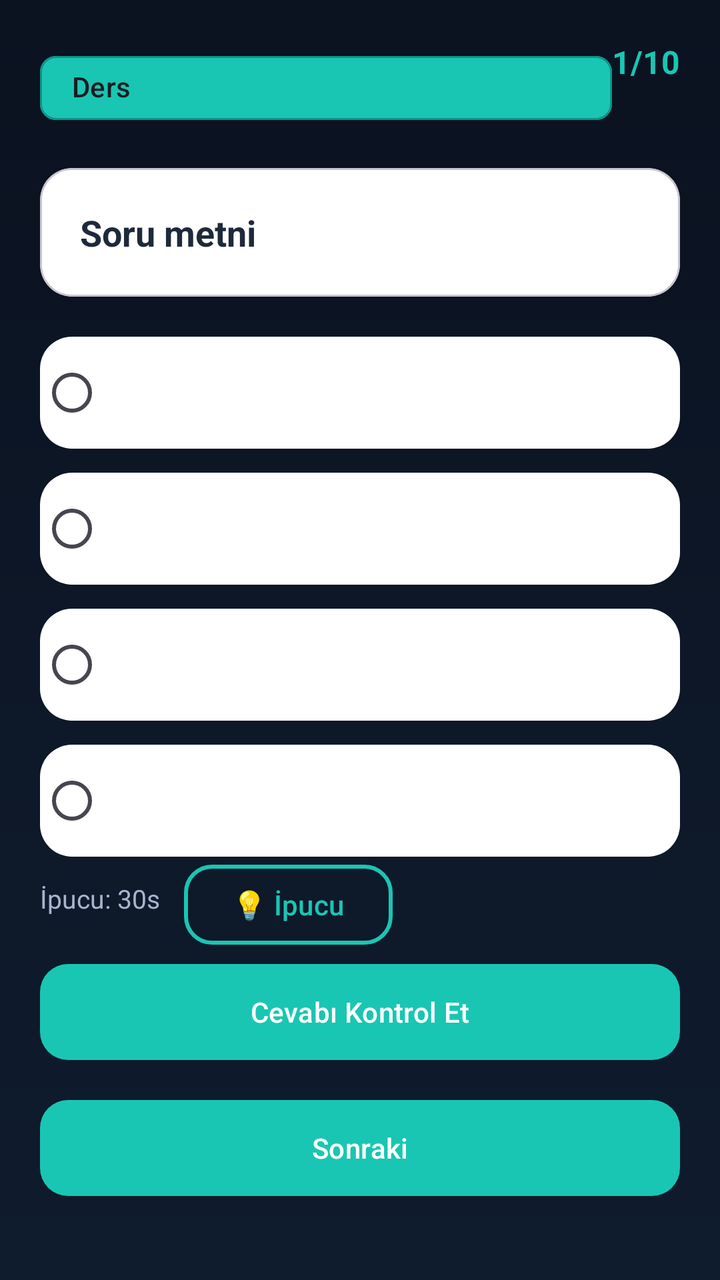
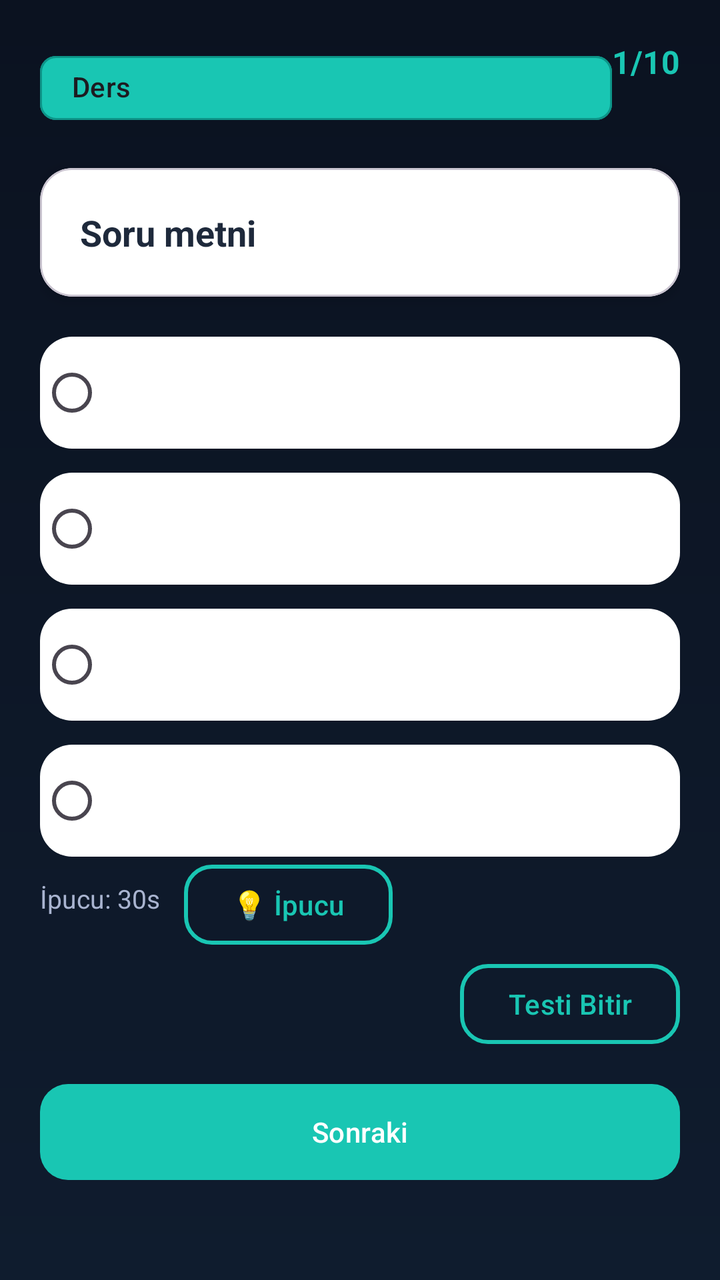

The first picture is an Android layout as it rendered before a commit; the second is the same layout after the commit. The layout source and the unified diff follow.
<!-- AndroidManifest.xml: application theme Theme.BrainBuddy -->
<!-- res/layout/activity_quiz.xml -->
<?xml version="1.0" encoding="utf-8"?>
<ScrollView xmlns:android="http://schemas.android.com/apk/res/android"
    xmlns:app="http://schemas.android.com/apk/res-auto"
    android:layout_width="match_parent"
    android:layout_height="match_parent"
    android:background="@drawable/bg_gradient"
    android:fillViewport="true">

    <androidx.constraintlayout.widget.ConstraintLayout
        android:layout_width="match_parent"
        android:layout_height="wrap_content"
        android:padding="20dp">

        <com.google.android.material.chip.Chip
            android:id="@+id/subjectChip"
            android:layout_width="0dp"
            android:layout_height="wrap_content"
            android:text="Ders"
            app:chipBackgroundColor="@color/bb_turquoise"
            app:chipStrokeColor="@color/bb_turquoise_dark"
            app:layout_constraintTop_toTopOf="parent"
            app:layout_constraintStart_toStartOf="parent"
            app:layout_constraintEnd_toStartOf="@id/progressText"
            app:layout_constraintHorizontal_chainStyle="spread_inside"/>

        <TextView
            android:id="@+id/progressText"
            android:layout_width="wrap_content"
            android:layout_height="wrap_content"
            android:text="1/10"
            android:textSize="16sp"
            android:textStyle="bold"
            android:textColor="@color/bb_turquoise"
            app:layout_constraintTop_toTopOf="parent"
            app:layout_constraintEnd_toEndOf="parent"/>

        <ImageView
            android:id="@+id/questionImage"
            android:layout_width="0dp"
            android:layout_height="160dp"
            android:layout_marginTop="16dp"
            android:scaleType="fitCenter"
            android:visibility="gone"
            app:layout_constraintTop_toBottomOf="@id/subjectChip"
            app:layout_constraintStart_toStartOf="parent"
            app:layout_constraintEnd_toEndOf="parent"/>

        <com.google.android.material.card.MaterialCardView
            android:id="@+id/questionCard"
            android:layout_width="0dp"
            android:layout_height="wrap_content"
            app:cardCornerRadius="16dp"
            app:cardElevation="4dp"
            app:cardBackgroundColor="@color/white"
            android:layout_marginTop="16dp"
            app:layout_constraintTop_toBottomOf="@id/questionImage"
            app:layout_constraintStart_toStartOf="parent"
            app:layout_constraintEnd_toEndOf="parent">

            <TextView
                android:id="@+id/questionText"
                android:layout_width="match_parent"
                android:layout_height="wrap_content"
                android:text="Soru metni"
                android:textSize="18sp"
                android:textStyle="bold"
                android:textColor="@color/bb_text_dark"
                android:lineSpacingMultiplier="1.2"
                android:padding="20dp"/>
        </com.google.android.material.card.MaterialCardView>

        <RadioGroup
            android:id="@+id/optionsGroup"
            android:layout_width="0dp"
            android:layout_height="wrap_content"
            android:layout_marginTop="20dp"
            app:layout_constraintTop_toBottomOf="@id/questionCard"
            app:layout_constraintStart_toStartOf="parent"
            app:layout_constraintEnd_toEndOf="parent">

            <RadioButton
                android:id="@+id/optA"
                android:layout_width="match_parent"
                android:layout_height="wrap_content"
                android:minHeight="56dp"
                android:padding="16dp"
                android:layout_marginBottom="12dp"
                android:background="@drawable/bg_choice_button"
                android:textSize="16sp"
                android:textColor="@color/bb_text_dark"/>

            <RadioButton
                android:id="@+id/optB"
                android:layout_width="match_parent"
                android:layout_height="wrap_content"
                android:minHeight="56dp"
                android:padding="16dp"
                android:layout_marginBottom="12dp"
                android:background="@drawable/bg_choice_button"
                android:textSize="16sp"
                android:textColor="@color/bb_text_dark"/>

            <RadioButton
                android:id="@+id/optC"
                android:layout_width="match_parent"
                android:layout_height="wrap_content"
                android:minHeight="56dp"
                android:padding="16dp"
                android:layout_marginBottom="12dp"
                android:background="@drawable/bg_choice_button"
                android:textSize="16sp"
                android:textColor="@color/bb_text_dark"/>

            <RadioButton
                android:id="@+id/optD"
                android:layout_width="match_parent"
                android:layout_height="wrap_content"
                android:minHeight="56dp"
                android:padding="16dp"
                android:background="@drawable/bg_choice_button"
                android:textSize="16sp"
                android:textColor="@color/bb_text_dark"/>
        </RadioGroup>

        <TextView
            android:id="@+id/feedbackText"
            android:layout_width="0dp"
            android:layout_height="wrap_content"
            android:text="Geri bildirim"
            android:textSize="16sp"
            android:textStyle="bold"
            android:visibility="gone"
            android:layout_marginTop="16dp"
            app:layout_constraintTop_toBottomOf="@id/optionsGroup"
            app:layout_constraintStart_toStartOf="parent"
            app:layout_constraintEnd_toEndOf="parent"/>

        <TextView
            android:id="@+id/hintTimer"
            android:layout_width="wrap_content"
            android:layout_height="wrap_content"
            android:text="İpucu: 30s"
            android:textSize="13sp"
            android:textColor="@color/bb_text_muted"
            android:layout_marginTop="12dp"
            app:layout_constraintTop_toBottomOf="@id/feedbackText"
            app:layout_constraintStart_toStartOf="parent"/>

        <Button
            android:id="@+id/hintBtn"
            style="@style/BBButtonAlt"
            android:layout_width="wrap_content"
            android:layout_height="wrap_content"
            android:text="💡 İpucu"
            android:layout_marginStart="12dp"
            app:layout_constraintTop_toBottomOf="@id/feedbackText"
            app:layout_constraintStart_toEndOf="@id/hintTimer"/>

        <TextView
            android:id="@+id/hintText"
            android:layout_width="0dp"
            android:layout_height="wrap_content"
            android:text="İpucu metni"
            android:textSize="14sp"
            android:textColor="@color/bb_text_muted"
            android:visibility="gone"
            android:layout_marginTop="8dp"
            app:layout_constraintTop_toBottomOf="@id/hintTimer"
            app:layout_constraintStart_toStartOf="parent"
            app:layout_constraintEnd_toEndOf="parent"/>

        <Button
            android:id="@+id/submitBtn"
            style="@style/BB.Button"
            android:layout_width="0dp"
            android:layout_height="56dp"
            android:text="Cevabı Kontrol Et"
            android:layout_marginTop="20dp"
            app:layout_constraintTop_toBottomOf="@id/hintText"
            app:layout_constraintStart_toStartOf="parent"
            app:layout_constraintEnd_toEndOf="parent"/>

        <Button
            android:id="@+id/nextBtn"
            style="@style/BB.Button"
            android:layout_width="0dp"
            android:layout_height="56dp"
            android:text="Sonraki"
            android:layout_marginTop="12dp"
            app:layout_constraintTop_toBottomOf="@id/submitBtn"
            app:layout_constraintStart_toStartOf="parent"
            app:layout_constraintEnd_toEndOf="parent"/>

    </androidx.constraintlayout.widget.ConstraintLayout>
</ScrollView>
<!-- resources referenced by this layout -->
<resources>
  <color name="bb_text_dark">#1E293B</color>
  <color name="bb_text_muted">#A9B4D0</color>
  <color name="bb_turquoise">#19C6B3</color>
  <color name="bb_turquoise_dark">#0D9488</color>
  <color name="white">#FFFFFF</color>
  <!-- drawable bg_choice_button (drawable) -->
  <?xml version="1.0" encoding="utf-8"?>
  <ripple xmlns:android="http://schemas.android.com/apk/res/android"
      android:color="@color/bb_turquoise">
      <item>
          <shape android:shape="rectangle">
              <solid android:color="@color/white"/>
              <corners android:radius="16dp"/>
          </shape>
      </item>
  </ripple>
  <!-- drawable bg_gradient (drawable) -->
  <?xml version="1.0" encoding="utf-8"?>
  <layer-list xmlns:android="http://schemas.android.com/apk/res/android">
      <item>
          <shape>
              <gradient
                  android:angle="270"
                  android:startColor="#0B1220"
                  android:endColor="#0F1C2E"/>
          </shape>
      </item>
  </layer-list>
  <style name="BB.Button" parent="BBButton" />
  <style name="BBButtonAlt" parent="Widget.Material3.Button.OutlinedButton">
          <item name="android:minHeight">48dp</item>
          <item name="cornerRadius">14dp</item>
          <item name="android:textAllCaps">false</item>
          <item name="android:textColor">@color/bb_primary</item>
          <item name="strokeColor">@color/bb_primary</item>
          <item name="strokeWidth">2dp</item>
      </style>
  <style name="Theme.BrainBuddy" parent="Theme.Material3.DayNight.NoActionBar">
          
          <item name="colorPrimary">@color/bb_primary</item>
          <item name="colorOnPrimary">@color/white</item>
          <item name="colorSecondary">@color/bb_secondary</item>
          <item name="colorOnSecondary">@color/white</item>
          <item name="colorTertiary">@color/bb_tertiary</item>
          <item name="colorOnTertiary">@color/white</item>
  
          
          <item name="android:windowBackground">@color/bb_bg</item>
          <item name="android:textColorPrimary">@color/bb_text</item>
          <item name="android:textColorSecondary">@color/bb_text_muted</item>
      </style>
  <style name="BBButton" parent="Widget.Material3.Button">
          <item name="android:minHeight">48dp</item>
          <item name="cornerRadius">14dp</item>
          <item name="android:textAllCaps">false</item>
          <item name="android:textColor">@color/white</item>
          <item name="backgroundTint">@color/bb_primary</item>
      </style>
  <color name="bb_primary">#19C6B3</color>
  <color name="bb_secondary">#38BDF8</color>
  <color name="bb_tertiary">#A78BFA</color>
  <color name="bb_bg">#0B1220</color>
  <color name="bb_text">#EAF0FF</color>
</resources>

<!-- the commit's change to res/layout/activity_quiz.xml (unified diff, before → after) -->
@@ -175,9 +175,20 @@
             android:layout_width="0dp"
             android:layout_height="56dp"
             android:text="Cevabı Kontrol Et"
+            android:visibility="gone"
             android:layout_marginTop="20dp"
             app:layout_constraintTop_toBottomOf="@id/hintText"
             app:layout_constraintStart_toStartOf="parent"
+            app:layout_constraintEnd_toEndOf="parent"/>
+
+        <Button
+            android:id="@+id/finishTestBtn"
+            style="@style/BBButtonAlt"
+            android:layout_width="wrap_content"
+            android:layout_height="48dp"
+            android:text="Testi Bitir"
+            android:layout_marginTop="20dp"
+            app:layout_constraintTop_toBottomOf="@id/hintText"
             app:layout_constraintEnd_toEndOf="parent"/>
 
         <Button
@@ -187,7 +198,7 @@
             android:layout_height="56dp"
             android:text="Sonraki"
             android:layout_marginTop="12dp"
-            app:layout_constraintTop_toBottomOf="@id/submitBtn"
+            app:layout_constraintTop_toBottomOf="@id/finishTestBtn"
             app:layout_constraintStart_toStartOf="parent"
             app:layout_constraintEnd_toEndOf="parent"/>
 
